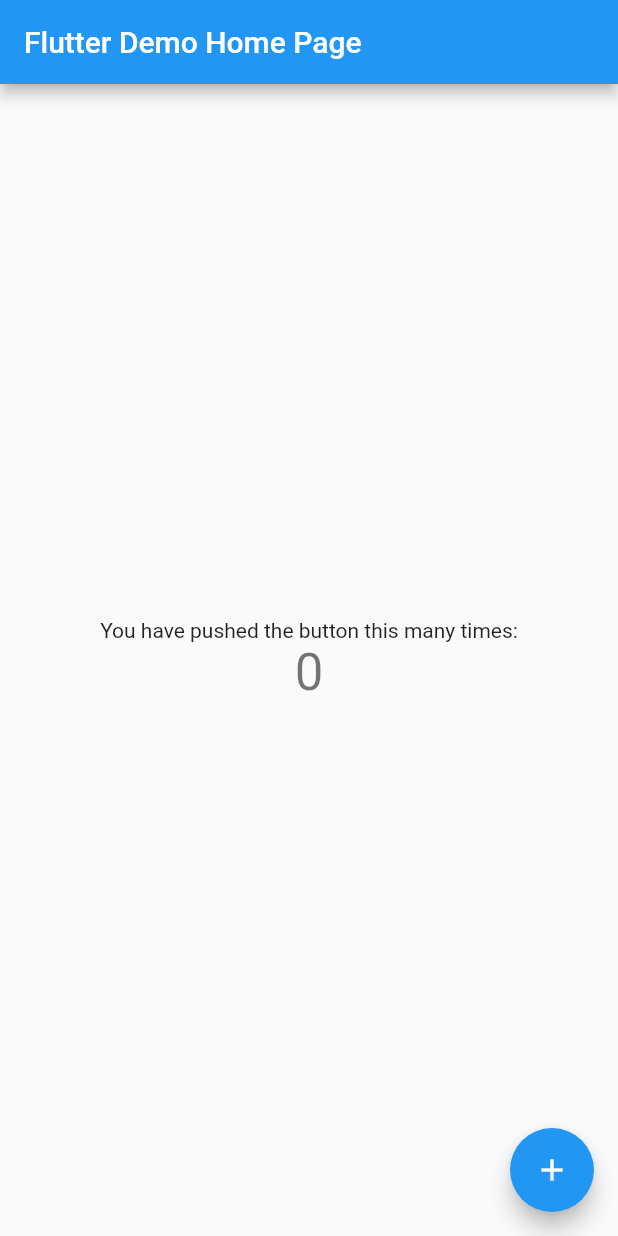
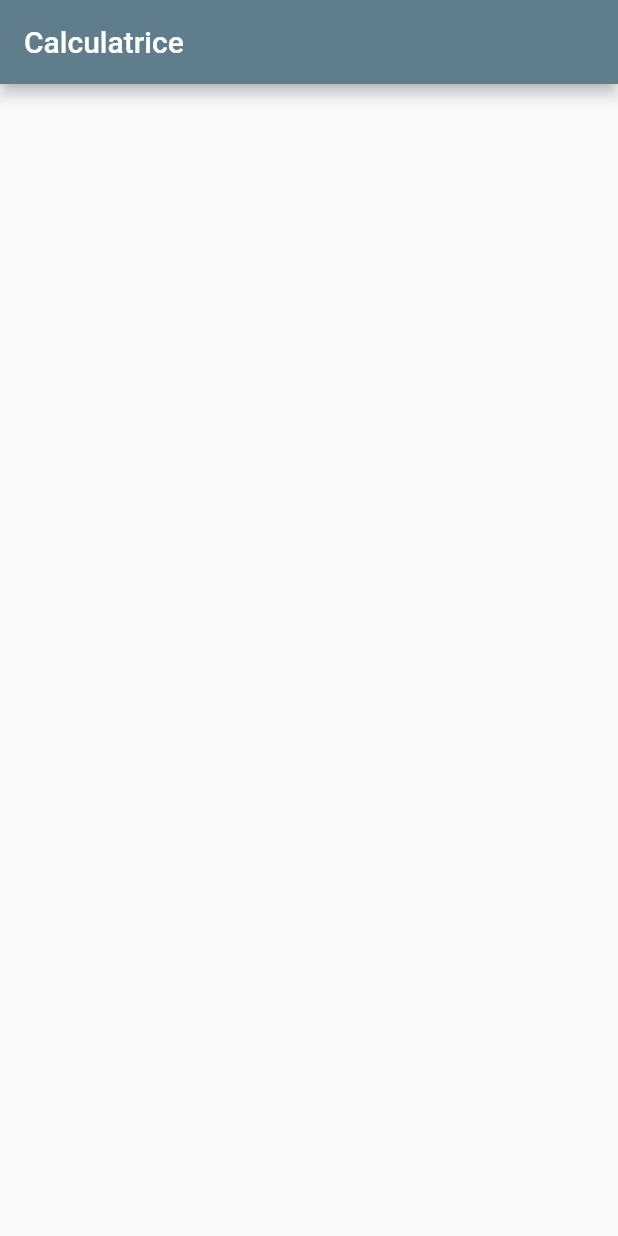
Before and after one commit to swan-benoit/flutter-calculate, a Flutter app: the screen it shows after launch, on a phone screen of 412 x 824 dp. Run offline on Flutter 3.47's test engine with Material 2 defaults, Android fonts, the light colour scheme and no system bars.

Commit message:
add calculator page

```diff
--- /dev/null
+++ b/lib/calculator.dart
@@ -0,0 +1,20 @@
+import 'package:flutter/material.dart';
+
+class Calculator extends StatefulWidget {
+  const Calculator({Key? key}) : super(key: key);
+
+  @override
+  State<Calculator> createState() => _Calculator();
+}
+
+class _Calculator extends State<Calculator> {
+  @override
+  void initState() {
+    super.initState();
+  }
+
+  @override
+  Widget build(BuildContext context) {
+    return Container();
+  }
+}
--- a/lib/main.dart
+++ b/lib/main.dart
@@ -1,4 +1,5 @@
 import 'package:flutter/material.dart';
+import 'package:flutter_calculate/calculator.dart';
 
 void main() {
   runApp(const MyApp());
@@ -13,103 +14,14 @@
     return MaterialApp(
       title: 'Flutter Demo',
       theme: ThemeData(
-        // This is the theme of your application.
-        //
-        // Try running your application with "flutter run". You'll see the
-        // application has a blue toolbar. Then, without quitting the app, try
-        // changing the primarySwatch below to Colors.green and then invoke
-        // "hot reload" (press "r" in the console where you ran "flutter run",
-        // or simply save your changes to "hot reload" in a Flutter IDE).
-        // Notice that the counter didn't reset back to zero; the application
-        // is not restarted.
-        primarySwatch: Colors.blue,
+        primarySwatch: Colors.blueGrey,
       ),
-      home: const MyHomePage(title: 'Flutter Demo Home Page'),
+      home: Scaffold(
+        appBar: AppBar(
+          title: const Text('Calculatrice'),
+        ),
+        body: const Calculator(),
+      ),
     );
   }
 }
-
-class MyHomePage extends StatefulWidget {
-  const MyHomePage({Key? key, required this.title}) : super(key: key);
-
-  // This widget is the home page of your application. It is stateful, meaning
-  // that it has a State object (defined below) that contains fields that affect
-  // how it looks.
-
-  // This class is the configuration for the state. It holds the values (in this
-  // case the title) provided by the parent (in this case the App widget) and
-  // used by the build method of the State. Fields in a Widget subclass are
-  // always marked "final".
-
-  final String title;
-
-  @override
-  State<MyHomePage> createState() => _MyHomePageState();
-}
-
-class _MyHomePageState extends State<MyHomePage> {
-  int _counter = 0;
-
-  void _incrementCounter() {
-    setState(() {
-      // This call to setState tells the Flutter framework that something has
-      // changed in this State, which causes it to rerun the build method below
-      // so that the display can reflect the updated values. If we changed
-      // _counter without calling setState(), then the build method would not be
-      // called again, and so nothing would appear to happen.
-      _counter++;
-    });
-  }
-
-  @override
-  Widget build(BuildContext context) {
-    // This method is rerun every time setState is called, for instance as done
-    // by the _incrementCounter method above.
-    //
-    // The Flutter framework has been optimized to make rerunning build methods
-    // fast, so that you can just rebuild anything that needs updating rather
-    // than having to individually change instances of widgets.
-    return Scaffold(
-      appBar: AppBar(
-        // Here we take the value from the MyHomePage object that was created by
-        // the App.build method, and use it to set our appbar title.
-        title: Text(widget.title),
-      ),
-      body: Center(
-        // Center is a layout widget. It takes a single child and positions it
-        // in the middle of the parent.
-        child: Column(
-          // Column is also a layout widget. It takes a list of children and
-          // arranges them vertically. By default, it sizes itself to fit its
-          // children horizontally, and tries to be as tall as its parent.
-          //
-          // Invoke "debug painting" (press "p" in the console, choose the
-          // "Toggle Debug Paint" action from the Flutter Inspector in Android
-          // Studio, or the "Toggle Debug Paint" command in Visual Studio Code)
-          // to see the wireframe for each widget.
-          //
-          // Column has various properties to control how it sizes itself and
-          // how it positions its children. Here we use mainAxisAlignment to
-          // center the children vertically; the main axis here is the vertical
-          // axis because Columns are vertical (the cross axis would be
-          // horizontal).
-          mainAxisAlignment: MainAxisAlignment.center,
-          children: <Widget>[
-            const Text(
-              'You have pushed the button this many times:',
-            ),
-            Text(
-              '$_counter',
-              style: Theme.of(context).textTheme.headline4,
-            ),
-          ],
-        ),
-      ),
-      floatingActionButton: FloatingActionButton(
-        onPressed: _incrementCounter,
-        tooltip: 'Increment',
-        child: const Icon(Icons.add),
-      ), // This trailing comma makes auto-formatting nicer for build methods.
-    );
-  }
-}
```
